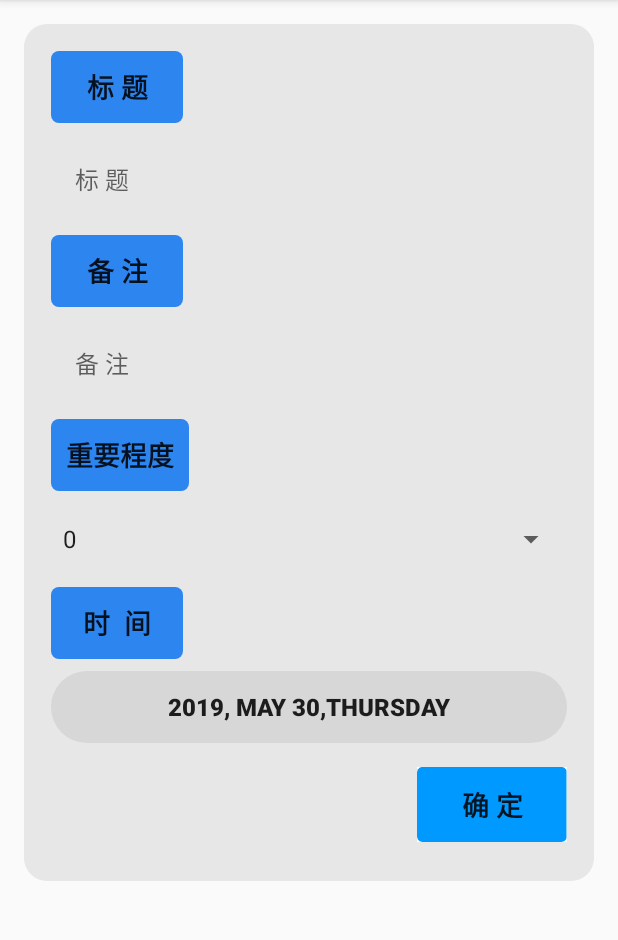
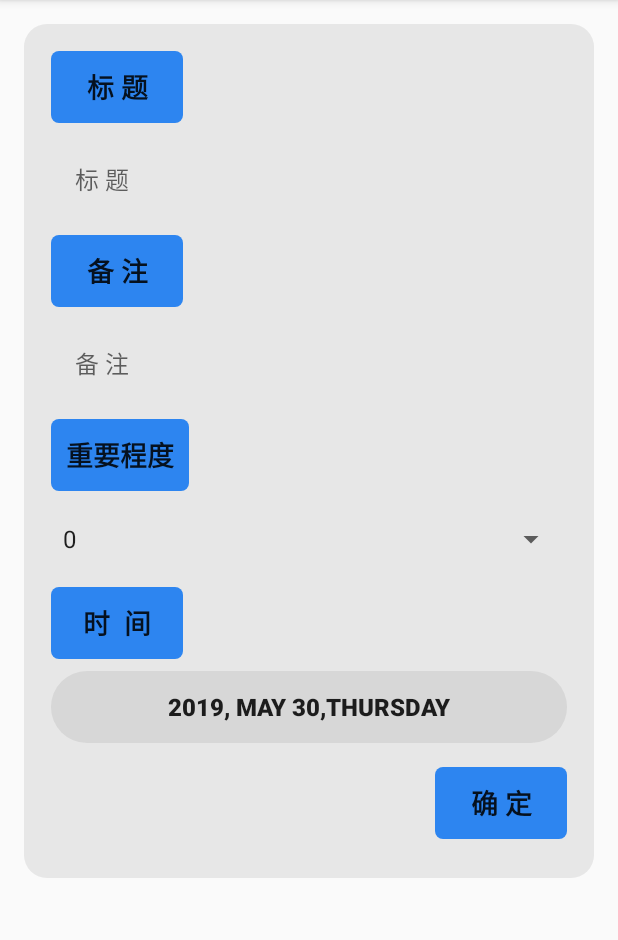
Before and after one commit to 17859762411/ToDoList, an Android app: the screen it shows after launch (TodoPagerActivity), after a tap on an icon or button, on a phone screen of 412 x 824 dp, the part 84-1024 px from its top. Run offline under Robolectric (Android 15) with nearby library versions, the phone set to English and light mode, and no system bars.

Commit message:
2019/5/30
修复震动选项在某些情况下失效的问题
优化点击右上角menu，不再遮挡toolbar
优化list为空时的显示界面

```diff
--- a/app/src/main/java/com/android/lvtong/todolist/TodoFragment.java
+++ b/app/src/main/java/com/android/lvtong/todolist/TodoFragment.java
@@ -67,6 +67,9 @@ public class TodoFragment extends Fragment {
     @Override
     public void onPause() {
         super.onPause();
+        if (TextUtils.isEmpty(mBeizhuField.getText())){
+            mTodo.setmBeizhu("备注未填写");
+        }
         if (TextUtils.isEmpty(mTodo.getmTitle())){
             TodoLab.get(getActivity()).removeTodo(mTodo);
         }else {
--- a/app/src/main/res/layout/dialog_date.xml
+++ b/app/src/main/res/layout/dialog_date.xml
@@ -3,4 +3,4 @@
     android:id="@+id/dialog_date_picker"
     android:layout_width="wrap_content"
     android:layout_height="wrap_content"
-    android:calendarViewShown="false"/>
+    android:calendarViewShown="false" />
--- a/app/src/main/res/layout/fragment_todo.xml
+++ b/app/src/main/res/layout/fragment_todo.xml
@@ -77,7 +77,9 @@
 
         <Button
             android:id="@+id/btn_add"
-            style="@style/ButtonStyle"
+            android:layout_width="wrap_content"
+            android:layout_height="wrap_content"
+            style="@style/TVStyle"
             android:layout_marginTop="16dp"
             android:layout_marginEnd="8dp"
             android:layout_marginBottom="16dp"
--- a/app/src/main/res/layout/fragment_todo_list.xml
+++ b/app/src/main/res/layout/fragment_todo_list.xml
@@ -58,11 +58,13 @@
             android:layout_height="match_parent"
             android:layout_gravity="center"
             android:gravity="center"
-        android:textSize="24sp"
+            android:textSize="32sp"
             android:textColor="@color/google_blue"
             android:layout_marginLeft="16dp"
             android:layout_marginRight="16dp"
-        android:text="没有待办事项\n快点击右下角添加吧！" />
+            android:background="@drawable/jiantou_changed"
+            android:text="@string/no_todo_please_add" />
+
 </RelativeLayout>
     </LinearLayout>
     <android.support.design.widget.FloatingActionButton
--- a/app/src/main/res/values/strings.xml
+++ b/app/src/main/res/values/strings.xml
@@ -19,4 +19,5 @@
     <string name="task">任务</string>
     <string name="check_update">检查更新</string>
     <string name="pref_button_vibrate">button_vibrate</string>
+    <string name="no_todo_please_add">没有待办事项 快点击右下角添加吧！</string>
 </resources>
--- a/app/src/main/res/values/styles.xml
+++ b/app/src/main/res/values/styles.xml
@@ -7,6 +7,7 @@
         <item name="colorPrimaryDark">@color/colorPrimaryDark</item>
         <item name="colorAccent">@color/colorAccent</item>
         <item name="preferenceTheme">@style/PreferenceThemeOverlay</item>
+        <item name="overlapAnchor">false</item>
     </style>
     <style name="AppTheme.NoActionBar">
         <item name="windowActionBar">false</item>
@@ -19,6 +20,7 @@
         <item name="colorPrimaryDark">@color/colorPrimaryDark</item>
         <item name="colorAccent">@color/colorAccent</item>
         <item name="preferenceTheme">@style/PreferenceThemeOverlay</item>
+        <item name="overlapAnchor">false</item>
     </style>
 
     <style name="TVStyle" parent="Widget.AppCompat.Button.Borderless">
@@ -27,13 +29,6 @@
         <item name="android:textSize">18sp</item>
     </style>
 
-    <style name="ButtonStyle" parent="Widget.AppCompat.Button.Borderless">
-        <item name="android:background">@drawable/button_selector</item>
-        <item name="android:layout_width">100dp</item>
-        <item name="android:layout_height">50dp</item>
-        <item name="android:textStyle">bold</item>
-        <item name="android:textSize">18sp</item>
-    </style>
     <style name="RoundButtonStyle" parent="Widget.AppCompat.Button.Borderless">
         <item name="android:background">@drawable/button_round</item>
         <item name="android:textStyle">bold</item>
```
Also changed, not shown: app/src/main/res/drawable-xxxhdpi/jiantou.png (added), app/src/main/res/drawable-xxxhdpi/jiantou_changed.png (added). Lines whose indentation alone changed are shown as unchanged.
